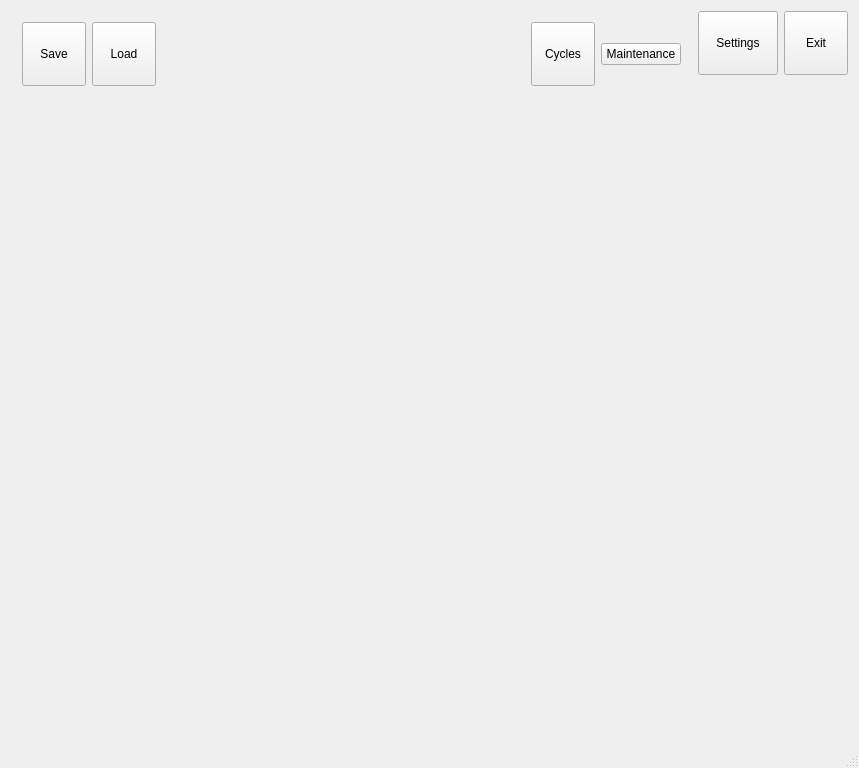
Before: the Qt Designer form mainwindow.ui in mishkoLitvin/L_Aries-progect, drawn with Qt 5.
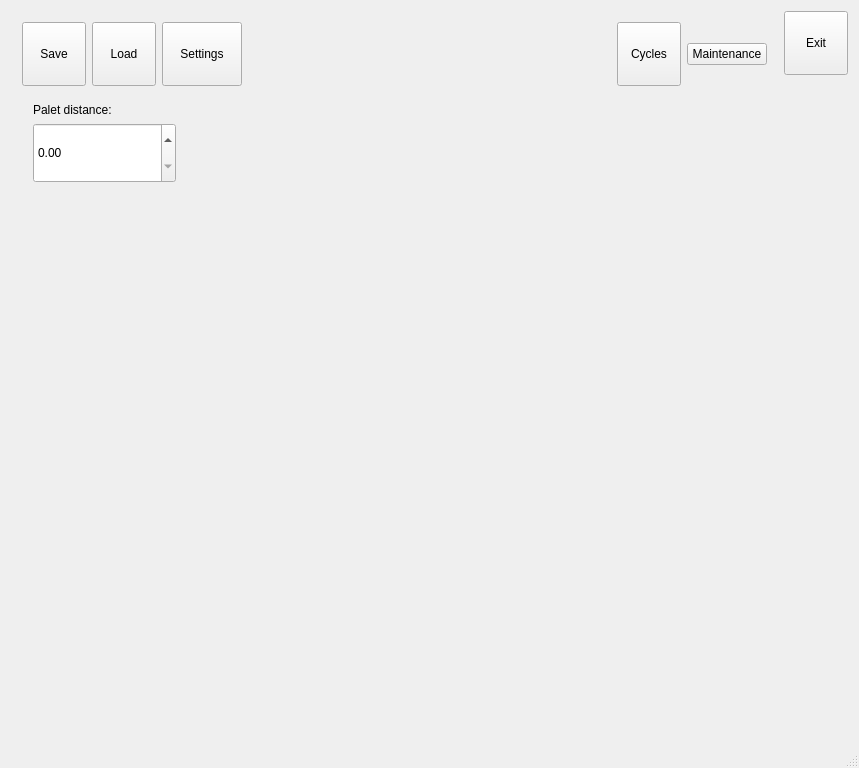
After: the same form once the commit is applied. Icons and pictures are not drawn.

Commit message: Palet distance widget created funcs to save/setup/restore daa written

```diff
--- a/mainwindow.ui
+++ b/mainwindow.ui
@@ -83,6 +83,29 @@
              </property>
             </widget>
            </item>
+           <item>
+            <widget class="QPushButton" name="pButtonSetting">
+             <property name="minimumSize">
+              <size>
+               <width>64</width>
+               <height>64</height>
+              </size>
+             </property>
+             <property name="text">
+              <string>Settings</string>
+             </property>
+             <property name="icon">
+              <iconset>
+               <normaloff>:/new/icons/icons/settings.png</normaloff>:/new/icons/icons/settings.png</iconset>
+             </property>
+             <property name="iconSize">
+              <size>
+               <width>64</width>
+               <height>64</height>
+              </size>
+             </property>
+            </widget>
+           </item>
            <item>
             <spacer name="horizontalSpacer_4">
              <property name="orientation">
@@ -141,6 +164,53 @@
            </item>
           </layout>
          </item>
+         <item>
+          <widget class="QWidget" name="widgetLiftOffcet" native="true">
+           <property name="minimumSize">
+            <size>
+             <width>0</width>
+             <height>100</height>
+            </size>
+           </property>
+           <property name="maximumSize">
+            <size>
+             <width>165</width>
+             <height>16777215</height>
+            </size>
+           </property>
+           <layout class="QVBoxLayout" name="verticalLayout_2">
+            <item>
+             <widget class="QLabel" name="labelPalet">
+              <property name="text">
+               <string>Palet distance:</string>
+              </property>
+             </widget>
+            </item>
+            <item>
+             <widget class="QDoubleSpinBox" name="dSpinBoxLiftOffcet">
+              <property name="minimumSize">
+               <size>
+                <width>0</width>
+                <height>60</height>
+               </size>
+              </property>
+              <property name="maximumSize">
+               <size>
+                <width>160</width>
+                <height>16777215</height>
+               </size>
+              </property>
+              <property name="maximum">
+               <double>0.380000000000000</double>
+              </property>
+              <property name="singleStep">
+               <double>0.010000000000000</double>
+              </property>
+             </widget>
+            </item>
+           </layout>
+          </widget>
+         </item>
          <item>
           <spacer name="verticalSpacer">
            <property name="orientation">
@@ -196,29 +266,6 @@
      <layout class="QVBoxLayout" name="verticalLayout_4">
       <item>
        <layout class="QHBoxLayout" name="horizontalLayout_3">
-        <item>
-         <widget class="QPushButton" name="pButtonSetting">
-          <property name="minimumSize">
-           <size>
-            <width>64</width>
-            <height>64</height>
-           </size>
-          </property>
-          <property name="text">
-           <string>Settings</string>
-          </property>
-          <property name="icon">
-           <iconset>
-            <normaloff>:/new/icons/icons/settings.png</normaloff>:/new/icons/icons/settings.png</iconset>
-          </property>
-          <property name="iconSize">
-           <size>
-            <width>64</width>
-            <height>64</height>
-           </size>
-          </property>
-         </widget>
-        </item>
         <item>
          <widget class="QToolButton" name="pButtonExit">
           <property name="minimumSize">
```
The commit also changes 4 other files.
